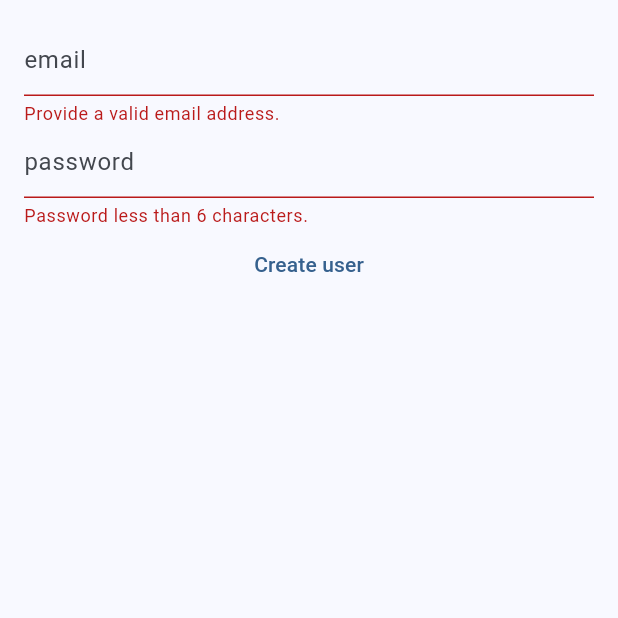
After one commit to LaviniaSurubariu/ImageInn, a Flutter app: the CreateUserPage screen opened by its route, after a tap on "Create user", on a phone screen of 412 x 824 dp, the top half of it. The commit adds this screen. Run offline on Flutter 3.47's test engine with Material 3 defaults, Android fonts, the light colour scheme and no system bars; our stand-ins replace firebase_auth, firebase_core, flutter_dotenv, flutter_redux, freezed_annotation, redux and 1 more; missing offline and left inert: redux_epics; accounts and stored records are empty; generated files the repository leaves out were written again.

Commit message:
-firebase auth -create user

```diff
--- /dev/null
+++ b/lib/src/actions/create_user.dart
@@ -0,0 +1,16 @@
+import 'package:freezed_annotation/freezed_annotation.dart';
+
+import '../models/app_user.dart';
+import 'app_action.dart';
+
+part 'create_user.freezed.dart';
+
+@freezed
+class CreateUser with _$CreateUser implements AppAction {
+  const factory CreateUser({required String email, required String password}) = CreateUserStart;
+
+  const factory CreateUser.successful(AppUser user) = CreateUserSuccessful;
+
+  @Implements<ErrorAction>()
+  const factory CreateUser.error(Object error, StackTrace stackTrace) = CreateUserError;
+}
--- /dev/null
+++ b/lib/src/api/auth_api.dart
@@ -0,0 +1,18 @@
+import 'package:firebase_auth/firebase_auth.dart';
+
+import '../models/app_user.dart';
+
+class AuthApi {
+  const AuthApi({required FirebaseAuth auth}) : _auth = auth;
+
+  final FirebaseAuth _auth;
+
+  Future<AppUser> createUser({required String email, required String password}) async {
+    await _auth.createUserWithEmailAndPassword(email: email, password: password);
+    final String displayName = email.split('@').first;
+    return AppUser(
+      email: email,
+      displayName: displayName,
+    );
+  }
+}
--- a/lib/src/models/app_state.dart
+++ b/lib/src/models/app_state.dart
@@ -1,4 +1,5 @@
 import 'package:freezed_annotation/freezed_annotation.dart';
+import 'app_user.dart';
 import 'unsplash_image.dart';
 
 part 'app_state.freezed.dart';
@@ -7,6 +8,7 @@ part 'app_state.g.dart';
 @freezed
 class AppState with _$AppState {
   const factory AppState({
+    AppUser? user,
     @Default(<UnsplashImage>[]) List<UnsplashImage> unsplashImages,
     @Default(false) bool isLoading,
     @Default(1) int page,
--- /dev/null
+++ b/lib/src/models/app_user.dart
@@ -0,0 +1,15 @@
+import 'package:freezed_annotation/freezed_annotation.dart';
+
+part 'app_user.freezed.dart';
+part 'app_user.g.dart';
+
+@freezed
+class AppUser with _$AppUser {
+  const factory AppUser({
+    required String email,
+    required String displayName,
+    String? pictureUrl,
+  }) = AppUser$;
+
+  factory AppUser.fromJson(Map<dynamic, dynamic> json) => _$AppUserFromJson(Map<String, dynamic>.from(json));
+}
--- /dev/null
+++ b/lib/src/presentation/create_user.dart
@@ -0,0 +1,64 @@
+import 'package:flutter/material.dart';
+
+import '../actions/create_user.dart';
+import 'extensions.dart';
+
+class CreateUserPage extends StatefulWidget {
+  const CreateUserPage({super.key});
+
+  @override
+  State<CreateUserPage> createState() => _CreateUserPageState();
+}
+
+class _CreateUserPageState extends State<CreateUserPage> {
+  final GlobalKey<FormState> formKey = GlobalKey<FormState>();
+  final TextEditingController email = TextEditingController();
+  final TextEditingController password = TextEditingController();
+
+  @override
+  Widget build(BuildContext context) {
+    return Scaffold(
+      body: SafeArea(
+        child: Padding(
+          padding: const EdgeInsets.all(16.0),
+          child: Form(
+            key: formKey,
+            child: Column(
+              children: <Widget>[
+                TextFormField(
+                  controller: email,
+                  decoration: const InputDecoration(hintText: 'email'),
+                  validator: (String? value) {
+                    if (value == null || value.isEmpty || !value.contains('@')) {
+                      return 'Provide a valid email address.';
+                    }
+                    return null;
+                  },
+                ),
+                TextFormField(
+                  controller: password,
+                  obscureText: true,
+                  decoration: const InputDecoration(hintText: 'password'),
+                  validator: (String? value) {
+                    if (value == null || value.length < 6) {
+                      return 'Password less than 6 characters.';
+                    }
+                    return null;
+                  },
+                ),
+                TextButton(
+                  onPressed: () {
+                    if (formKey.currentState!.validate()) {
+                      context.dispatch(CreateUser(email: email.text, password: password.text));
+                    }
+                  },
+                  child: const Text('Create user'),
+                ),
+              ],
+            ),
+          ),
+        ),
+      ),
+    );
+  }
+}
--- a/lib/src/presentation/home_page.dart
+++ b/lib/src/presentation/home_page.dart
@@ -5,7 +5,9 @@ import 'package:url_launcher/url_launcher.dart';
 import '../actions/load_items.dart';
 import '../actions/set.dart';
 import '../models/app_state.dart';
+import '../models/app_user.dart';
 import '../models/unsplash_image.dart';
+import 'containers/app_user_container.dart';
 import 'containers/images_container.dart';
 import 'containers/is_loading_container.dart';
 import 'extensions.dart';
@@ -65,7 +67,9 @@ class _HomePageState extends State<HomePage> {
 
                 await context.store.onChange.firstWhere((AppState state) => !state.isLoading);
               },
-              child: Scaffold(
+              child: AppUserContainer(
+                builder: (BuildContext context, AppUser? user) {
+                  return Scaffold(
                     appBar: AppBar(
                       centerTitle: true,
                       backgroundColor: Colors.blue,
@@ -122,7 +126,15 @@ class _HomePageState extends State<HomePage> {
                                   (BuildContext context, int index) {
                                     final UnsplashImage unsplashImage = images[index];
 
-                                return Column(
+                                    return GestureDetector(
+                                      onTap: () {
+                                        if (user != null) {
+                                          print('user is $user for movie $unsplashImage');
+                                        } else {
+                                          Navigator.pushNamed(context, '/createUser');
+                                        }
+                                      },
+                                      child: Column(
                                         children: <Widget>[
                                           SizedBox(
                                             height: 300,
@@ -139,7 +151,8 @@ class _HomePageState extends State<HomePage> {
                                                             color: Colors.blue[50],
                                                             borderRadius: BorderRadius.circular(16),
                                                           ),
-                                                    margin: const EdgeInsets.symmetric(vertical: 4, horizontal: 8),
+                                                          margin:
+                                                              const EdgeInsets.symmetric(vertical: 4, horizontal: 8),
                                                           child: Text('${unsplashImage.likes}'),
                                                         ),
                                                       ],
@@ -153,8 +166,8 @@ class _HomePageState extends State<HomePage> {
                                                     unsplashImage.smallImage.thumb,
                                                     fit: BoxFit.cover,
                                                     alignment: Alignment.bottomRight,
-                                              loadingBuilder:
-                                                  (BuildContext context, Widget widget, ImageChunkEvent? progress) {
+                                                    loadingBuilder: (BuildContext context, Widget widget,
+                                                        ImageChunkEvent? progress) {
                                                       if (progress == null) {
                                                         return widget;
                                                       }
@@ -187,6 +200,7 @@ class _HomePageState extends State<HomePage> {
                                                 child: Text(unsplashImage.authorPage.links.html)),
                                           ),
                                         ],
+                                      ),
                                     );
                                   },
                                   childCount: images.length,
@@ -206,6 +220,8 @@ class _HomePageState extends State<HomePage> {
                         ),
                       ],
                     ),
+                  );
+                },
               ),
             );
           },
--- a/lib/src/reducer/reducer.dart
+++ b/lib/src/reducer/reducer.dart
@@ -1,6 +1,7 @@
 import 'dart:developer';
 
 import 'package:redux/redux.dart';
+import '../actions/create_user.dart';
 import '../actions/load_items.dart';
 import '../actions/set.dart';
 import '../models/app_state.dart';
@@ -15,6 +16,7 @@ AppState reducer(AppState state, dynamic action) {
     TypedReducer<AppState, LoadItemsError>(_loadItemsError).call,
     TypedReducer<AppState, SetQuery>(_setQuery).call,
     TypedReducer<AppState, SetColor>(_setColor).call,
+    TypedReducer<AppState, CreateUserSuccessful>(_createUserSuccessful).call,
   ])(state, action);
 }
 
@@ -51,3 +53,7 @@ AppState _setColor(AppState state, SetColor action) {
     unsplashImages: <UnsplashImage>[],
   );
 }
+
+AppState _createUserSuccessful(AppState state, CreateUserSuccessful action) {
+  return state.copyWith(user: action.user);
+}
--- a/pubspec.yaml
+++ b/pubspec.yaml
@@ -14,6 +14,7 @@ dependencies:
     sdk: flutter
   flutter_dotenv: ^5.1.0
   firebase_core: 2.24.2
+  firebase_auth : ^4.16.0
   json_annotation: ^4.8.1
   freezed_annotation: ^2.4.1
   http: ^1.1.0
```
Also changed, not shown: lib/main.dart (+13 -2 lines), lib/src/epics/app_epics.dart (+30 -9 lines), lib/src/presentation/containers/app_user_container.dart (added, +22 -0 lines), lib/src/actions/create_user.freezed.dart (added), lib/src/models/app_state.freezed.dart, lib/src/models/app_state.g.dart, lib/src/models/app_user.freezed.dart (added), lib/src/models/app_user.g.dart (added), pubspec.lock, 3 other files. Lines whose indentation alone changed are shown as unchanged.
